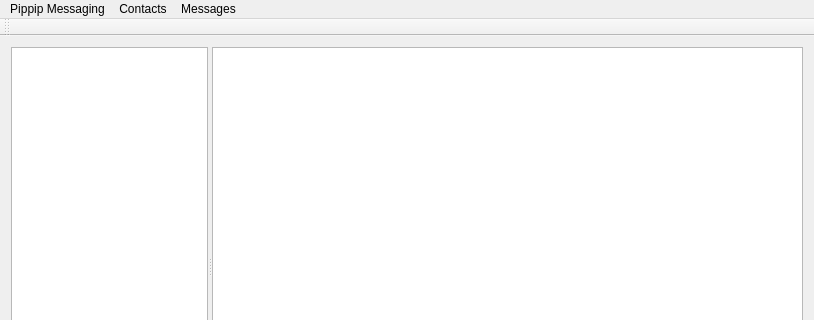
Above: mainwindow.ui from MohamedElfeky/PippipMessaging-qt before the change; both pictures show x 0 to 814 and y 0 to 320 of the 814 by 517 pixel window. Below: the same form after it.
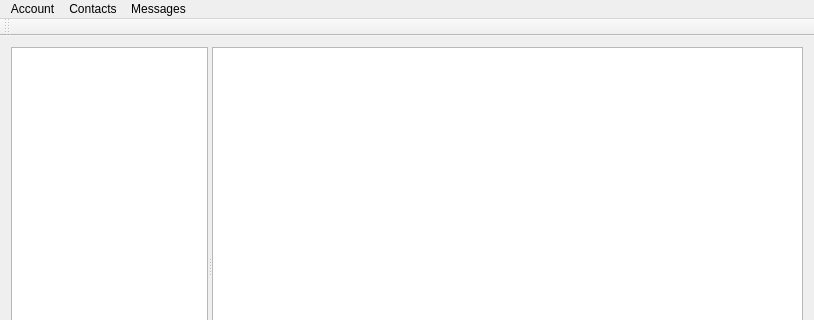
That is the form after the change. Icons and pictures are not drawn.

Commit message: Cleanup. Moved vault and database default locations. Corrected outgoing JSON for getNicknames task. Fixed menu shortcuts.

```diff
--- a/mainwindow.ui
+++ b/mainwindow.ui
@@ -104,9 +104,9 @@
    <property name="nativeMenuBar">
     <bool>false</bool>
    </property>
-   <widget class="QMenu" name="menuPippip">
+   <widget class="QMenu" name="menuAccount">
     <property name="title">
-     <string>Pippip Messaging</string>
+     <string>Account</string>
     </property>
     <addaction name="LoginAction"/>
     <addaction name="LogoutAction"/>
@@ -127,7 +127,7 @@
     </property>
     <addaction name="NewMessageAction"/>
    </widget>
-   <addaction name="menuPippip"/>
+   <addaction name="menuAccount"/>
    <addaction name="menuContacts"/>
    <addaction name="menuMessages"/>
   </widget>
```
Left out of the diff: 28 changed lines with no effect on the pictures. The commit also changes 11 other files.
